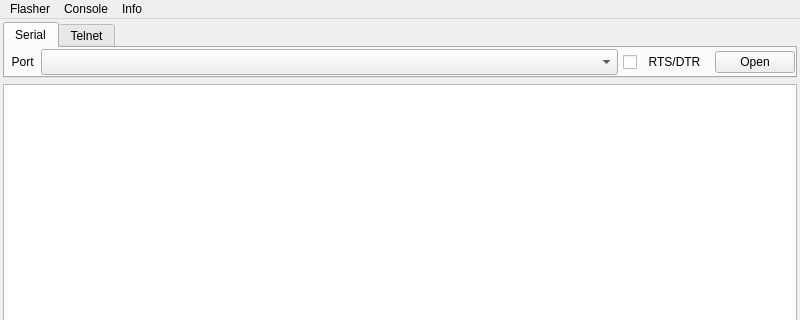
The window that tools/camflasher/camflasher.ui (remibert/pycameresp) describes before a commit, drawn with Qt 5; both pictures show x 0 to 800 and y 0 to 320 of the 800 by 600 pixel window.
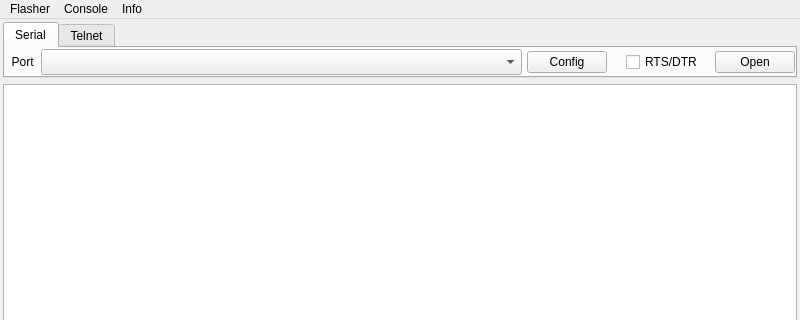
The same window after the commit. The open tabs and pages were chosen to show the change. Icons and pictures are not drawn.

Diff of the .ui file:
```diff
--- a/tools/camflasher/camflasher.ui
+++ b/tools/camflasher/camflasher.ui
@@ -58,7 +58,7 @@
        <enum>QTabWidget::Rounded</enum>
       </property>
       <property name="currentIndex">
-       <number>1</number>
+       <number>0</number>
       </property>
       <property name="usesScrollButtons">
        <bool>false</bool>
@@ -130,7 +130,89 @@
           </property>
          </widget>
         </item>
+        <item row="0" column="2">
+         <spacer name="spacer_configure">
+          <property name="orientation">
+           <enum>Qt::Horizontal</enum>
+          </property>
+          <property name="sizeType">
+           <enum>QSizePolicy::Minimum</enum>
+          </property>
+          <property name="sizeHint" stdset="0">
+           <size>
+            <width>5</width>
+            <height>20</height>
+           </size>
+          </property>
+         </spacer>
+        </item>
         <item row="0" column="3">
+         <widget class="QPushButton" name="button_configure">
+          <property name="focusPolicy">
+           <enum>Qt::NoFocus</enum>
+          </property>
+          <property name="toolTip">
+           <string>Configure serial port</string>
+          </property>
+          <property name="text">
+           <string>Config</string>
+          </property>
+         </widget>
+        </item>
+        <item row="0" column="4">
+         <spacer name="spacer_config">
+          <property name="orientation">
+           <enum>Qt::Horizontal</enum>
+          </property>
+          <property name="sizeType">
+           <enum>QSizePolicy::Minimum</enum>
+          </property>
+          <property name="sizeHint" stdset="0">
+           <size>
+            <width>5</width>
+            <height>20</height>
+           </size>
+          </property>
+         </spacer>
+        </item>
+        <item row="0" column="5">
+         <widget class="QLabel" name="label_config">
+          <property name="enabled">
+           <bool>true</bool>
+          </property>
+          <property name="sizePolicy">
+           <sizepolicy hsizetype="Fixed" vsizetype="Fixed">
+            <horstretch>0</horstretch>
+            <verstretch>0</verstretch>
+           </sizepolicy>
+          </property>
+          <property name="font">
+           <font>
+            <pointsize>12</pointsize>
+           </font>
+          </property>
+          <property name="text">
+           <string/>
+          </property>
+         </widget>
+        </item>
+        <item row="0" column="6">
+         <spacer name="spacer_rts_dtr">
+          <property name="orientation">
+           <enum>Qt::Horizontal</enum>
+          </property>
+          <property name="sizeType">
+           <enum>QSizePolicy::Minimum</enum>
+          </property>
+          <property name="sizeHint" stdset="0">
+           <size>
+            <width>5</width>
+            <height>20</height>
+           </size>
+          </property>
+         </spacer>
+        </item>
+        <item row="0" column="7">
          <widget class="QCheckBox" name="chk_rts_dtr">
           <property name="sizePolicy">
            <sizepolicy hsizetype="Maximum" vsizetype="Fixed">
@@ -145,12 +227,12 @@
            <string>Check this case if the dialog not working (depend of the hardware)</string>
           </property>
           <property name="text">
-           <string>  RTS/DTR </string>
+           <string>RTS/DTR  </string>
           </property>
          </widget>
         </item>
-        <item row="0" column="2">
-         <spacer name="horizontalSpacer">
+        <item row="0" column="8">
+         <spacer name="spacer_open">
           <property name="orientation">
            <enum>Qt::Horizontal</enum>
           </property>
@@ -165,8 +247,11 @@
           </property>
          </spacer>
         </item>
-        <item row="0" column="5">
+        <item row="0" column="9">
          <widget class="QPushButton" name="button_serial_open">
+          <property name="focusPolicy">
+           <enum>Qt::NoFocus</enum>
+          </property>
           <property name="toolTip">
            <string>Open or close serial port</string>
           </property>
@@ -175,22 +260,6 @@
           </property>
          </widget>
         </item>
-        <item row="0" column="4">
-         <spacer name="horizontalSpacer_4">
-          <property name="orientation">
-           <enum>Qt::Horizontal</enum>
-          </property>
-          <property name="sizeType">
-           <enum>QSizePolicy::Minimum</enum>
-          </property>
-          <property name="sizeHint" stdset="0">
-           <size>
-            <width>5</width>
-            <height>20</height>
-           </size>
-          </property>
-         </spacer>
-        </item>
        </layout>
       </widget>
       <widget class="QWidget" name="tab_telnet">
@@ -409,7 +478,7 @@
      <x>0</x>
      <y>0</y>
      <width>800</width>
-     <height>37</height>
+     <height>24</height>
     </rect>
    </property>
    <widget class="QMenu" name="menu_flasher">
```
